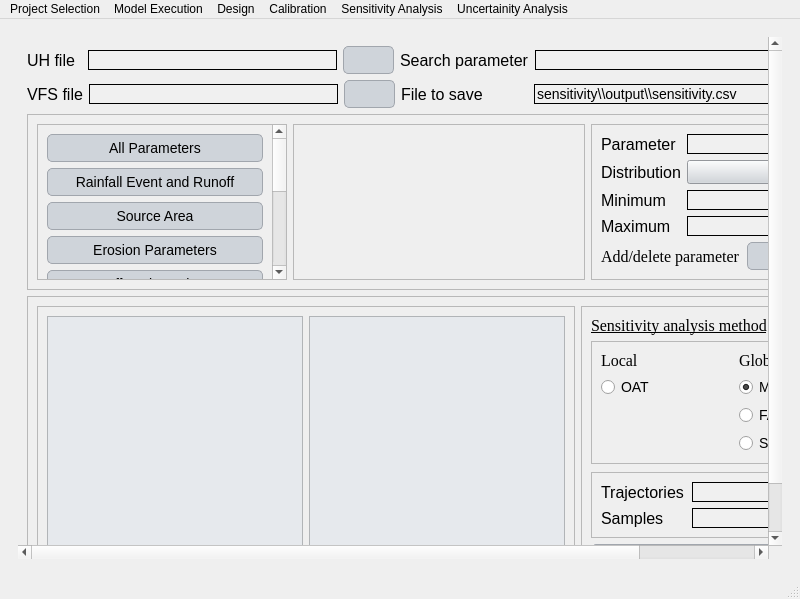
First picture: the form in ui/Qvfsmod_dialog_base.ui, repository Inigobarbe/VFSMOD-GUI, before the edit.
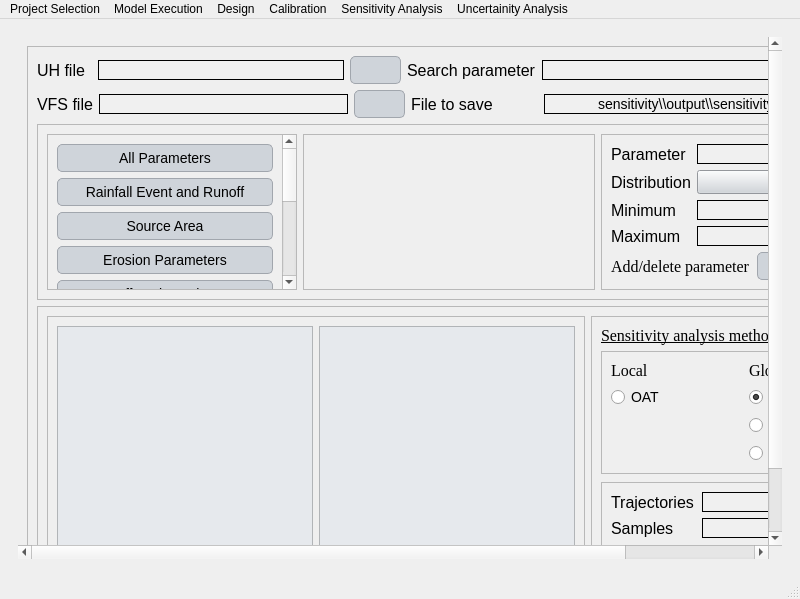
Second picture: the form after the edit. The open tabs and pages were chosen to show the change. Icons and pictures are not drawn.

```diff
--- a/ui/Qvfsmod_dialog_base.ui
+++ b/ui/Qvfsmod_dialog_base.ui
@@ -3484,250 +3484,28 @@
           <widget class="QWidget" name="scrollAreaWidgetContents_8">
            <property name="geometry">
             <rect>
-             <x>0</x>
-             <y>0</y>
-             <width>897</width>
-             <height>593</height>
+             <x>-136</x>
+             <y>-108</y>
+             <width>923</width>
+             <height>613</height>
             </rect>
            </property>
            <layout class="QGridLayout" name="gridLayout_22">
-            <item row="3" column="0">
-             <widget class="QFrame" name="frame_58">
-              <property name="frameShape">
-               <enum>QFrame::StyledPanel</enum>
-              </property>
-              <property name="frameShadow">
-               <enum>QFrame::Raised</enum>
-              </property>
-              <layout class="QGridLayout" name="gridLayout_37">
                <item row="0" column="0">
-                <widget class="QFrame" name="frame_21">
-                 <property name="minimumSize">
-                  <size>
-                   <width>538</width>
-                   <height>0</height>
-                  </size>
-                 </property>
-                 <property name="frameShape">
-                  <enum>QFrame::StyledPanel</enum>
-                 </property>
-                 <property name="frameShadow">
-                  <enum>QFrame::Raised</enum>
-                 </property>
-                 <layout class="QGridLayout" name="gridLayout_21">
-                  <item row="0" column="0">
-                   <widget class="QTableWidget" name="table">
-                    <property name="minimumSize">
-                     <size>
-                      <width>0</width>
-                      <height>0</height>
-                     </size>
-                    </property>
-                   </widget>
-                  </item>
-                  <item row="0" column="1">
-                   <widget class="QTableWidget" name="table_oat">
+             <widget class="QFrame" name="frame_16">
                     <property name="maximumSize">
                      <size>
-                      <width>16777215</width>
-                      <height>16777215</height>
-                     </size>
-                    </property>
-                   </widget>
-                  </item>
-                 </layout>
-                </widget>
-               </item>
-               <item row="0" column="1">
-                <widget class="QFrame" name="frame_59">
-                 <property name="minimumSize">
-                  <size>
-                   <width>310</width>
-                   <height>276</height>
-                  </size>
-                 </property>
-                 <property name="maximumSize">
-                  <size>
-                   <width>317</width>
-                   <height>16777215</height>
-                  </size>
-                 </property>
+                <width>899</width>
+                <height>610</height>
+               </size>
+              </property>
                  <property name="frameShape">
                   <enum>QFrame::StyledPanel</enum>
                  </property>
                  <property name="frameShadow">
                   <enum>QFrame::Raised</enum>
                  </property>
-                 <layout class="QGridLayout" name="gridLayout_36">
-                  <item row="4" column="0">
-                   <widget class="QPushButton" name="accept">
-                    <property name="text">
-                     <string>Accept</string>
-                    </property>
-                   </widget>
-                  </item>
-                  <item row="0" column="0">
-                   <widget class="QLabel" name="label_126">
-                    <property name="font">
-                     <font>
-                      <family>Georgia</family>
-                      <pointsize>-1</pointsize>
-                      <underline>true</underline>
-                     </font>
-                    </property>
-                    <property name="text">
-                     <string>Sensitivity analysis method</string>
-                    </property>
-                   </widget>
-                  </item>
-                  <item row="3" column="0">
-                   <widget class="QFrame" name="frame_12">
-                    <property name="frameShape">
-                     <enum>QFrame::StyledPanel</enum>
-                    </property>
-                    <property name="frameShadow">
-                     <enum>QFrame::Raised</enum>
-                    </property>
-                    <layout class="QGridLayout" name="gridLayout_35">
-                     <item row="1" column="0">
-                      <layout class="QHBoxLayout" name="horizontalLayout_123">
-                       <item>
-                        <widget class="QLabel" name="label_127">
-                         <property name="minimumSize">
-                          <size>
-                           <width>85</width>
-                           <height>0</height>
-                          </size>
-                         </property>
-                         <property name="text">
-                          <string>Samples</string>
-                         </property>
-                        </widget>
-                       </item>
-                       <item>
-                        <widget class="QLineEdit" name="samples"/>
-                       </item>
-                      </layout>
-                     </item>
-                     <item row="0" column="0">
-                      <layout class="QHBoxLayout" name="horizontalLayout_122">
-                       <item>
-                        <widget class="QLabel" name="label_125">
-                         <property name="minimumSize">
-                          <size>
-                           <width>85</width>
-                           <height>0</height>
-                          </size>
-                         </property>
-                         <property name="text">
-                          <string>Trajectories</string>
-                         </property>
-                        </widget>
-                       </item>
-                       <item>
-                        <widget class="QLineEdit" name="trajectories"/>
-                       </item>
-                      </layout>
-                     </item>
-                    </layout>
-                   </widget>
-                  </item>
-                  <item row="1" column="0">
-                   <widget class="QFrame" name="frame_60">
-                    <property name="frameShape">
-                     <enum>QFrame::StyledPanel</enum>
-                    </property>
-                    <property name="frameShadow">
-                     <enum>QFrame::Raised</enum>
-                    </property>
-                    <layout class="QGridLayout" name="gridLayout_85">
-                     <item row="3" column="1">
-                      <widget class="QRadioButton" name="sobol">
-                       <property name="text">
-                        <string>Sobol</string>
-                       </property>
-                      </widget>
-                     </item>
-                     <item row="2" column="1">
-                      <widget class="QRadioButton" name="fast">
-                       <property name="text">
-                        <string>FAST</string>
-                       </property>
-                      </widget>
-                     </item>
-                     <item row="1" column="0">
-                      <widget class="QRadioButton" name="oat">
-                       <property name="text">
-                        <string>OAT</string>
-                       </property>
-                       <property name="checked">
-                        <bool>false</bool>
-                       </property>
-                      </widget>
-                     </item>
-                     <item row="1" column="1">
-                      <widget class="QRadioButton" name="morris">
-                       <property name="text">
-                        <string>Morris</string>
-                       </property>
-                       <property name="checkable">
-                        <bool>true</bool>
-                       </property>
-                       <property name="checked">
-                        <bool>true</bool>
-                       </property>
-                      </widget>
-                     </item>
-                     <item row="0" column="1">
-                      <widget class="QLabel" name="label_67">
-                       <property name="font">
-                        <font>
-                         <family>Georgia</family>
-                         <pointsize>-1</pointsize>
-                         <underline>false</underline>
-                        </font>
-                       </property>
-                       <property name="text">
-                        <string>Global</string>
-                       </property>
-                      </widget>
-                     </item>
-                     <item row="0" column="0">
-                      <widget class="QLabel" name="label_66">
-                       <property name="font">
-                        <font>
-                         <family>Georgia</family>
-                         <pointsize>-1</pointsize>
-                         <underline>false</underline>
-                        </font>
-                       </property>
-                       <property name="text">
-                        <string>Local</string>
-                       </property>
-                      </widget>
-                     </item>
-                    </layout>
-                   </widget>
-                  </item>
-                  <item row="2" column="0">
-                   <spacer name="verticalSpacer_11">
-                    <property name="orientation">
-                     <enum>Qt::Vertical</enum>
-                    </property>
-                    <property name="sizeHint" stdset="0">
-                     <size>
-                      <width>20</width>
-                      <height>40</height>
-                     </size>
-                    </property>
-                   </spacer>
-                  </item>
-                 </layout>
-                </widget>
-               </item>
-              </layout>
-             </widget>
-            </item>
+              <layout class="QGridLayout" name="gridLayout_14">
             <item row="0" column="0">
              <layout class="QHBoxLayout" name="horizontalLayout_117">
               <item>
@@ -3746,7 +3524,17 @@
                  </widget>
                 </item>
                 <item>
-                 <widget class="QLineEdit" name="uh_file_sensitivity"/>
+                    <widget class="QLineEdit" name="uh_file_sensitivity">
+                     <property name="maximumSize">
+                      <size>
+                       <width>248</width>
+                       <height>16777215</height>
+                      </size>
+                     </property>
+                     <property name="alignment">
+                      <set>Qt::AlignCenter</set>
+                     </property>
+                    </widget>
                 </item>
                 <item>
                  <widget class="QPushButton" name="browse_uh">
@@ -3765,7 +3553,17 @@
                </widget>
               </item>
               <item>
-               <widget class="QLineEdit" name="search"/>
+                  <widget class="QLineEdit" name="search">
+                   <property name="minimumSize">
+                    <size>
+                     <width>369</width>
+                     <height>0</height>
+                    </size>
+                   </property>
+                   <property name="alignment">
+                    <set>Qt::AlignCenter</set>
+                   </property>
+                  </widget>
               </item>
              </layout>
             </item>
@@ -3788,6 +3586,15 @@
                     <height>0</height>
                    </size>
                   </property>
+                     <property name="maximumSize">
+                      <size>
+                       <width>248</width>
+                       <height>16777215</height>
+                      </size>
+                     </property>
+                     <property name="alignment">
+                      <set>Qt::AlignCenter</set>
+                     </property>
                  </widget>
                 </item>
                 <item>
@@ -3814,9 +3621,18 @@
               </item>
               <item>
                <widget class="QLineEdit" name="file_save">
+                   <property name="minimumSize">
+                    <size>
+                     <width>310</width>
+                     <height>0</height>
+                    </size>
+                   </property>
                 <property name="text">
                  <string>sensitivity\\output\\sensitivity.csv</string>
                 </property>
+                   <property name="alignment">
+                    <set>Qt::AlignCenter</set>
+                   </property>
                </widget>
               </item>
               <item>
@@ -4007,7 +3823,11 @@
                      <widget class="QComboBox" name="distributions"/>
                     </item>
                     <item row="3" column="1">
-                     <widget class="QLineEdit" name="second"/>
+                        <widget class="QLineEdit" name="second">
+                         <property name="alignment">
+                          <set>Qt::AlignCenter</set>
+                         </property>
+                        </widget>
                     </item>
                     <item row="0" column="0">
                      <widget class="QLabel" name="label_122">
@@ -4044,10 +3864,18 @@
                      </widget>
                     </item>
                     <item row="0" column="1">
-                     <widget class="QLineEdit" name="parameter_name"/>
+                        <widget class="QLineEdit" name="parameter_name">
+                         <property name="alignment">
+                          <set>Qt::AlignCenter</set>
+                         </property>
+                        </widget>
                     </item>
                     <item row="2" column="1">
-                     <widget class="QLineEdit" name="first"/>
+                        <widget class="QLineEdit" name="first">
+                         <property name="alignment">
+                          <set>Qt::AlignCenter</set>
+                         </property>
+                        </widget>
                     </item>
                    </layout>
                   </item>
@@ -4098,6 +3926,267 @@
               </layout>
              </widget>
             </item>
+               <item row="3" column="0">
+                <widget class="QFrame" name="frame_58">
+                 <property name="frameShape">
+                  <enum>QFrame::StyledPanel</enum>
+                 </property>
+                 <property name="frameShadow">
+                  <enum>QFrame::Raised</enum>
+                 </property>
+                 <layout class="QGridLayout" name="gridLayout_37">
+                  <item row="0" column="0">
+                   <widget class="QFrame" name="frame_21">
+                    <property name="minimumSize">
+                     <size>
+                      <width>538</width>
+                      <height>0</height>
+                     </size>
+                    </property>
+                    <property name="frameShape">
+                     <enum>QFrame::StyledPanel</enum>
+                    </property>
+                    <property name="frameShadow">
+                     <enum>QFrame::Raised</enum>
+                    </property>
+                    <layout class="QGridLayout" name="gridLayout_21">
+                     <item row="0" column="0">
+                      <widget class="QTableWidget" name="table">
+                       <property name="minimumSize">
+                        <size>
+                         <width>0</width>
+                         <height>0</height>
+                        </size>
+                       </property>
+                      </widget>
+                     </item>
+                     <item row="0" column="1">
+                      <widget class="QTableWidget" name="table_oat">
+                       <property name="maximumSize">
+                        <size>
+                         <width>16777215</width>
+                         <height>16777215</height>
+                        </size>
+                       </property>
+                      </widget>
+                     </item>
+                    </layout>
+                   </widget>
+                  </item>
+                  <item row="0" column="1">
+                   <widget class="QFrame" name="frame_59">
+                    <property name="minimumSize">
+                     <size>
+                      <width>310</width>
+                      <height>276</height>
+                     </size>
+                    </property>
+                    <property name="maximumSize">
+                     <size>
+                      <width>317</width>
+                      <height>16777215</height>
+                     </size>
+                    </property>
+                    <property name="frameShape">
+                     <enum>QFrame::StyledPanel</enum>
+                    </property>
+                    <property name="frameShadow">
+                     <enum>QFrame::Raised</enum>
+                    </property>
+                    <layout class="QGridLayout" name="gridLayout_36">
+                     <item row="0" column="0">
+                      <widget class="QLabel" name="label_126">
+                       <property name="font">
+                        <font>
+                         <family>Georgia</family>
+                         <pointsize>-1</pointsize>
+                         <underline>true</underline>
+                        </font>
+                       </property>
+                       <property name="text">
+                        <string>Sensitivity analysis method</string>
+                       </property>
+                      </widget>
+                     </item>
+                     <item row="2" column="0">
+                      <spacer name="verticalSpacer_11">
+                       <property name="orientation">
+                        <enum>Qt::Vertical</enum>
+                       </property>
+                       <property name="sizeHint" stdset="0">
+                        <size>
+                         <width>20</width>
+                         <height>40</height>
+                        </size>
+                       </property>
+                      </spacer>
+                     </item>
+                     <item row="3" column="0">
+                      <widget class="QFrame" name="frame_12">
+                       <property name="frameShape">
+                        <enum>QFrame::StyledPanel</enum>
+                       </property>
+                       <property name="frameShadow">
+                        <enum>QFrame::Raised</enum>
+                       </property>
+                       <layout class="QGridLayout" name="gridLayout_35">
+                        <item row="0" column="0">
+                         <layout class="QHBoxLayout" name="horizontalLayout_122">
+                          <item>
+                           <widget class="QLabel" name="label_125">
+                            <property name="minimumSize">
+                             <size>
+                              <width>85</width>
+                              <height>0</height>
+                             </size>
+                            </property>
+                            <property name="text">
+                             <string>Trajectories</string>
+                            </property>
+                           </widget>
+                          </item>
+                          <item>
+                           <widget class="QLineEdit" name="trajectories">
+                            <property name="alignment">
+                             <set>Qt::AlignCenter</set>
+                            </property>
+                           </widget>
+                          </item>
+                         </layout>
+                        </item>
+                        <item row="1" column="0">
+                         <layout class="QHBoxLayout" name="horizontalLayout_123">
+                          <item>
+                           <widget class="QLabel" name="label_127">
+                            <property name="minimumSize">
+                             <size>
+                              <width>85</width>
+                              <height>0</height>
+                             </size>
+                            </property>
+                            <property name="text">
+                             <string>Samples</string>
+                            </property>
+                           </widget>
+                          </item>
+                          <item>
+                           <widget class="QLineEdit" name="samples">
+                            <property name="alignment">
+                             <set>Qt::AlignCenter</set>
+                            </property>
+                           </widget>
+                          </item>
+                         </layout>
+                        </item>
+                       </layout>
+                      </widget>
+                     </item>
+                     <item row="1" column="0">
+                      <widget class="QFrame" name="frame_60">
+                       <property name="frameShape">
+                        <enum>QFrame::StyledPanel</enum>
+                       </property>
+                       <property name="frameShadow">
+                        <enum>QFrame::Raised</enum>
+                       </property>
+                       <layout class="QGridLayout" name="gridLayout_85">
+                        <item row="3" column="1">
+                         <widget class="QRadioButton" name="sobol">
+                          <property name="text">
+                           <string>Sobol</string>
+                          </property>
+                         </widget>
+                        </item>
+                        <item row="2" column="1">
+                         <widget class="QRadioButton" name="fast">
+                          <property name="text">
+                           <string>FAST</string>
+                          </property>
+                         </widget>
+                        </item>
+                        <item row="1" column="0">
+                         <widget class="QRadioButton" name="oat">
+                          <property name="text">
+                           <string>OAT</string>
+                          </property>
+                          <property name="checked">
+                           <bool>false</bool>
+                          </property>
+                         </widget>
+                        </item>
+                        <item row="1" column="1">
+                         <widget class="QRadioButton" name="morris">
+                          <property name="text">
+                           <string>Morris</string>
+                          </property>
+                          <property name="checkable">
+                           <bool>true</bool>
+                          </property>
+                          <property name="checked">
+                           <bool>true</bool>
+                          </property>
+                         </widget>
+                        </item>
+                        <item row="0" column="1">
+                         <widget class="QLabel" name="label_67">
+                          <property name="font">
+                           <font>
+                            <family>Georgia</family>
+                            <pointsize>-1</pointsize>
+                            <underline>false</underline>
+                           </font>
+                          </property>
+                          <property name="text">
+                           <string>Global</string>
+                          </property>
+                         </widget>
+                        </item>
+                        <item row="0" column="0">
+                         <widget class="QLabel" name="label_66">
+                          <property name="font">
+                           <font>
+                            <family>Georgia</family>
+                            <pointsize>-1</pointsize>
+                            <underline>false</underline>
+                           </font>
+                          </property>
+                          <property name="text">
+                           <string>Local</string>
+                          </property>
+                         </widget>
+                        </item>
+                       </layout>
+                      </widget>
+                     </item>
+                     <item row="4" column="0">
+                      <widget class="QPushButton" name="accept">
+                       <property name="text">
+                        <string>Run</string>
+                       </property>
+                      </widget>
+                     </item>
+                    </layout>
+                   </widget>
+                  </item>
+                 </layout>
+                </widget>
+               </item>
+              </layout>
+             </widget>
+            </item>
+            <item row="0" column="1">
+             <spacer name="horizontalSpacer_12">
+              <property name="orientation">
+               <enum>Qt::Horizontal</enum>
+              </property>
+              <property name="sizeHint" stdset="0">
+               <size>
+                <width>40</width>
+                <height>20</height>
+               </size>
+              </property>
+             </spacer>
+            </item>
            </layout>
           </widget>
          </widget>
```
Left out of the diff: 513 changed lines with no effect on the pictures. Lines whose indentation alone changed are shown as unchanged.
